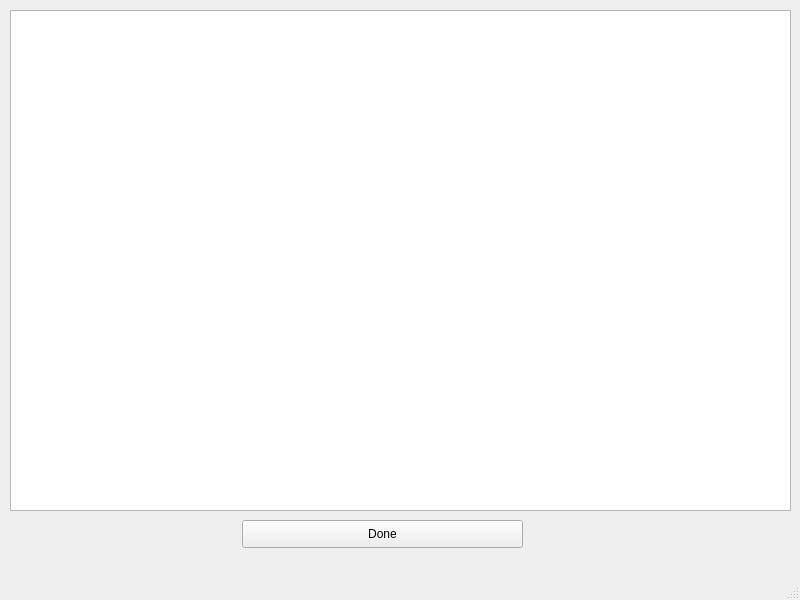
The window that untitled.ui (tihon49/contracts_db) describes before a commit, drawn with Qt 5.
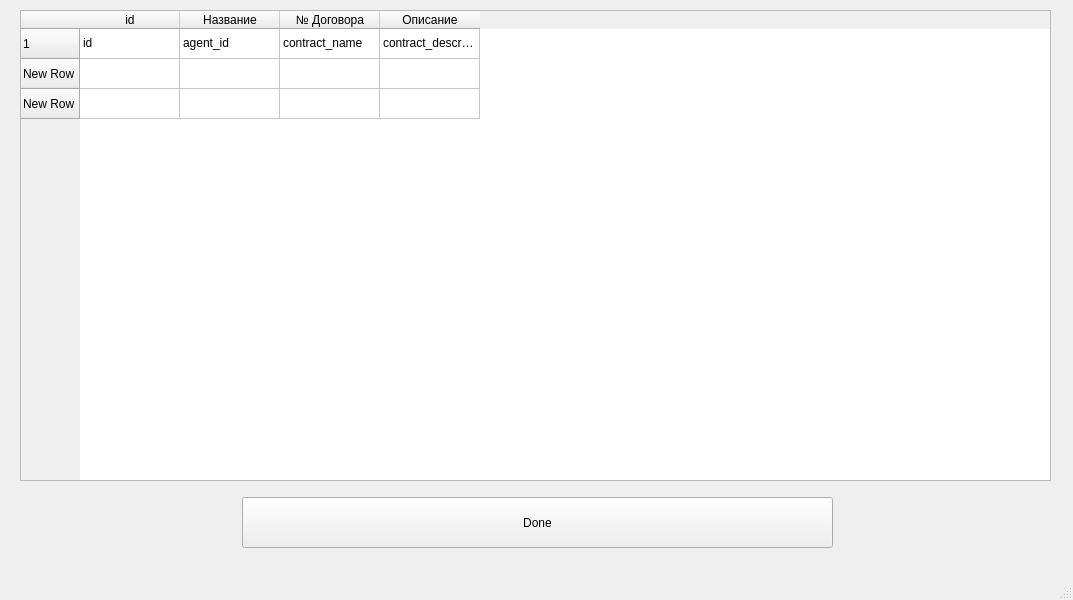
The same window after the commit.

```diff
--- a/untitled.ui
+++ b/untitled.ui
@@ -6,7 +6,7 @@
    <rect>
     <x>0</x>
     <y>0</y>
-    <width>800</width>
+    <width>1073</width>
     <height>600</height>
    </rect>
   </property>
@@ -18,24 +18,88 @@
     <property name="geometry">
      <rect>
       <x>242</x>
-      <y>520</y>
-      <width>281</width>
-      <height>28</height>
+      <y>497</y>
+      <width>591</width>
+      <height>51</height>
      </rect>
     </property>
     <property name="text">
      <string>Done</string>
     </property>
    </widget>
-   <widget class="QListWidget" name="listWidget">
+   <widget class="QTableWidget" name="tableWidget">
     <property name="geometry">
      <rect>
-      <x>10</x>
+      <x>20</x>
       <y>10</y>
-      <width>781</width>
-      <height>501</height>
+      <width>1031</width>
+      <height>471</height>
      </rect>
     </property>
+    <property name="cursor" stdset="0">
+     <cursorShape>ArrowCursor</cursorShape>
+    </property>
+    <property name="contextMenuPolicy">
+     <enum>Qt::DefaultContextMenu</enum>
+    </property>
+    <property name="editTriggers">
+     <set>QAbstractItemView::NoEditTriggers</set>
+    </property>
+    <row>
+     <property name="text">
+      <string>1</string>
+     </property>
+    </row>
+    <row>
+     <property name="text">
+      <string>New Row</string>
+     </property>
+    </row>
+    <row>
+     <property name="text">
+      <string>New Row</string>
+     </property>
+    </row>
+    <column>
+     <property name="text">
+      <string>id</string>
+     </property>
+    </column>
+    <column>
+     <property name="text">
+      <string>Название</string>
+     </property>
+    </column>
+    <column>
+     <property name="text">
+      <string>№ Договора</string>
+     </property>
+    </column>
+    <column>
+     <property name="text">
+      <string>Описание</string>
+     </property>
+    </column>
+    <item row="0" column="0">
+     <property name="text">
+      <string>id</string>
+     </property>
+    </item>
+    <item row="0" column="1">
+     <property name="text">
+      <string>agent_id</string>
+     </property>
+    </item>
+    <item row="0" column="2">
+     <property name="text">
+      <string>contract_name</string>
+     </property>
+    </item>
+    <item row="0" column="3">
+     <property name="text">
+      <string>contract_description</string>
+     </property>
+    </item>
    </widget>
   </widget>
   <widget class="QMenuBar" name="menubar">
```
Left out of the diff: 2 changed lines with no effect on the pictures.
